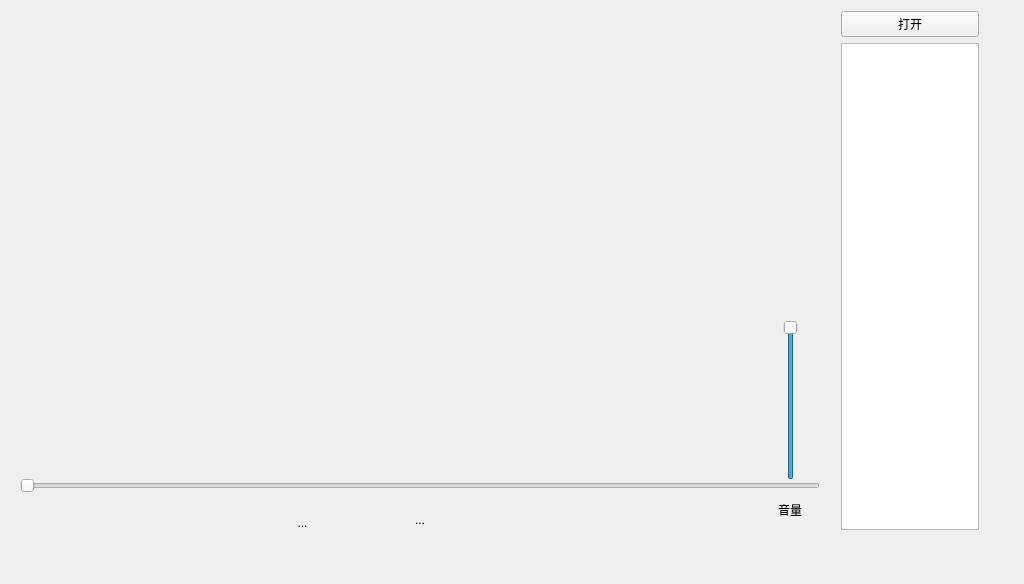
Old version of the form mediawidget.ui in the repository TG-theghost/media.
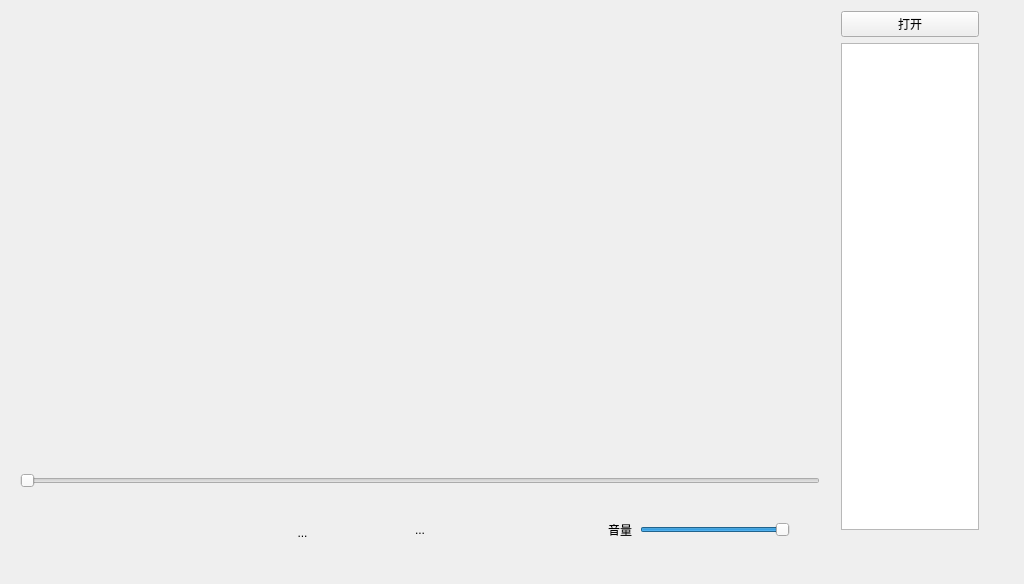
New version of the form. Icons and pictures are not drawn.

Commit message: 0831鼠标悬浮音量条显示与进度条鼠标悬浮预览

Patch:
```diff
--- a/mediawidget.ui
+++ b/mediawidget.ui
@@ -35,32 +35,6 @@
     </item>
    </layout>
   </widget>
-  <widget class="QLabel" name="label">
-   <property name="geometry">
-    <rect>
-     <x>20</x>
-     <y>20</y>
-     <width>800</width>
-     <height>450</height>
-    </rect>
-   </property>
-   <property name="text">
-    <string/>
-   </property>
-  </widget>
-  <widget class="QSlider" name="playSlider">
-   <property name="geometry">
-    <rect>
-     <x>20</x>
-     <y>475</y>
-     <width>800</width>
-     <height>22</height>
-    </rect>
-   </property>
-   <property name="orientation">
-    <enum>Qt::Horizontal</enum>
-   </property>
-  </widget>
   <widget class="QWidget" name="layoutWidget">
    <property name="geometry">
     <rect>
@@ -83,49 +57,11 @@
    </property>
    <layout class="QHBoxLayout" name="horizontalLayout"/>
   </widget>
-  <widget class="QToolButton" name="voicebtn">
-   <property name="geometry">
-    <rect>
-     <x>770</x>
-     <y>490</y>
-     <width>40</width>
-     <height>40</height>
-    </rect>
-   </property>
-   <property name="text">
-    <string>音量</string>
-   </property>
-   <property name="autoRaise">
-    <bool>true</bool>
-   </property>
-  </widget>
-  <widget class="QSlider" name="voiceSlider">
-   <property name="geometry">
-    <rect>
-     <x>780</x>
-     <y>320</y>
-     <width>22</width>
-     <height>160</height>
-    </rect>
-   </property>
-   <property name="focusPolicy">
-    <enum>Qt::NoFocus</enum>
-   </property>
-   <property name="autoFillBackground">
-    <bool>false</bool>
-   </property>
-   <property name="value">
-    <number>99</number>
-   </property>
-   <property name="orientation">
-    <enum>Qt::Vertical</enum>
-   </property>
-  </widget>
   <widget class="QToolButton" name="toolButton">
    <property name="geometry">
     <rect>
      <x>390</x>
-     <y>490</y>
+     <y>500</y>
      <width>60</width>
      <height>60</height>
     </rect>
@@ -151,7 +87,7 @@
    <property name="geometry">
     <rect>
      <x>450</x>
-     <y>497</y>
+     <y>507</y>
      <width>45</width>
      <height>45</height>
     </rect>
@@ -177,7 +113,7 @@
    <property name="geometry">
     <rect>
      <x>345</x>
-     <y>497</y>
+     <y>507</y>
      <width>45</width>
      <height>45</height>
     </rect>
@@ -203,7 +139,7 @@
    <property name="geometry">
     <rect>
      <x>280</x>
-     <y>500</y>
+     <y>510</y>
      <width>45</width>
      <height>45</height>
     </rect>
@@ -225,6 +161,97 @@
     <bool>true</bool>
    </property>
   </widget>
+  <widget class="QWidget" name="playslidewidget" native="true">
+   <property name="geometry">
+    <rect>
+     <x>10</x>
+     <y>20</y>
+     <width>820</width>
+     <height>480</height>
+    </rect>
+   </property>
+   <widget class="QSlider" name="playSlider">
+    <property name="geometry">
+     <rect>
+      <x>10</x>
+      <y>450</y>
+      <width>800</width>
+      <height>22</height>
+     </rect>
+    </property>
+    <property name="orientation">
+     <enum>Qt::Horizontal</enum>
+    </property>
+   </widget>
+   <widget class="QLabel" name="label">
+    <property name="geometry">
+     <rect>
+      <x>10</x>
+      <y>0</y>
+      <width>800</width>
+      <height>450</height>
+     </rect>
+    </property>
+    <property name="text">
+     <string/>
+    </property>
+   </widget>
+   <widget class="QLabel" name="miniviewlable">
+    <property name="geometry">
+     <rect>
+      <x>20</x>
+      <y>20</y>
+      <width>160</width>
+      <height>90</height>
+     </rect>
+    </property>
+    <property name="text">
+     <string/>
+    </property>
+   </widget>
+  </widget>
+  <widget class="QWidget" name="vcwidget" native="true">
+   <property name="geometry">
+    <rect>
+     <x>590</x>
+     <y>500</y>
+     <width>220</width>
+     <height>60</height>
+    </rect>
+   </property>
+   <widget class="QToolButton" name="voicebtn">
+    <property name="geometry">
+     <rect>
+      <x>10</x>
+      <y>10</y>
+      <width>40</width>
+      <height>40</height>
+     </rect>
+    </property>
+    <property name="text">
+     <string>音量</string>
+    </property>
+    <property name="autoRaise">
+     <bool>true</bool>
+    </property>
+   </widget>
+   <widget class="QSlider" name="voiceSlider">
+    <property name="geometry">
+     <rect>
+      <x>50</x>
+      <y>20</y>
+      <width>150</width>
+      <height>20</height>
+     </rect>
+    </property>
+    <property name="value">
+     <number>99</number>
+    </property>
+    <property name="orientation">
+     <enum>Qt::Horizontal</enum>
+    </property>
+   </widget>
+  </widget>
  </widget>
  <layoutdefault spacing="6" margin="11"/>
  <resources>
```
The commit also changes 2 other files.
